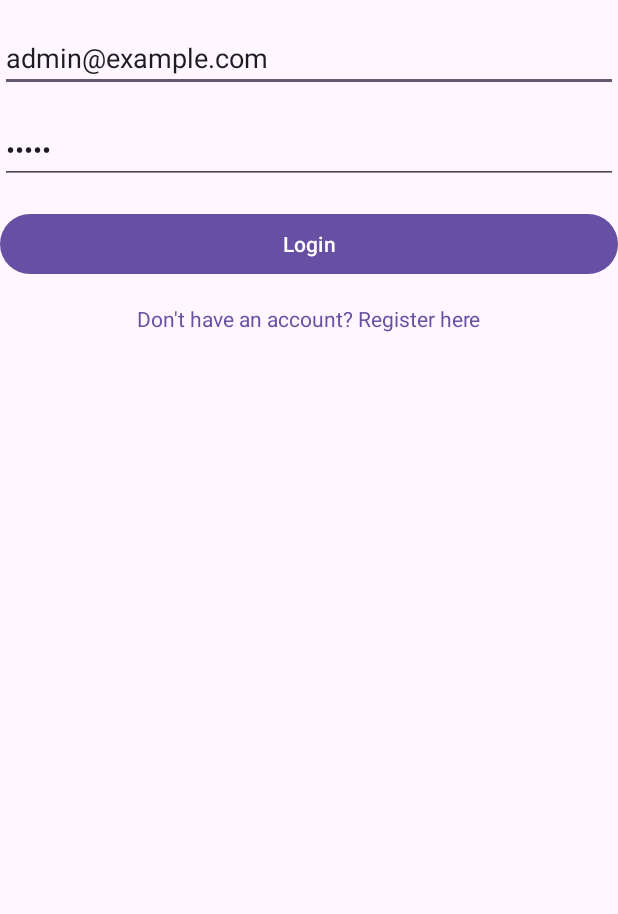
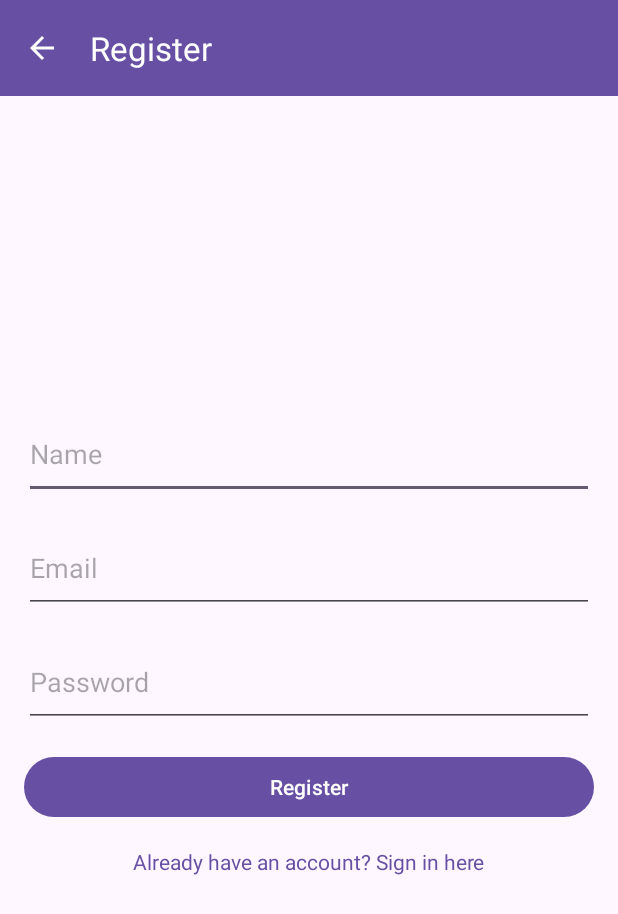
Before and after one commit to cjottas002/MarketPulse, an Android app: the screen it shows after launch (LoginActivity before the commit, RegisterActivity after it), after a tap on "Don't have an account? Register here", on a phone screen of 412 x 824 dp. Shown: the top 914 px of the screen. Run offline under Robolectric (Android 15) with nearby library versions, the phone set to English and light mode, and no system bars; our stand-ins replace Dagger/Hilt's generated code, Room's generated code.

Commit message:
RegisterActivity and LoginActivity modified

```diff
--- a/app/src/main/java/es/market/pulse/ui/activities/LoginActivity.kt
+++ b/app/src/main/java/es/market/pulse/ui/activities/LoginActivity.kt
@@ -1,60 +1,42 @@
 package es.market.pulse.ui.activities
 
-import android.content.Intent
 import android.os.Bundle
-import android.widget.Toast
-import androidx.activity.enableEdgeToEdge
-import androidx.activity.viewModels
 import androidx.appcompat.app.AppCompatActivity
 import androidx.core.view.ViewCompat
 import androidx.core.view.WindowInsetsCompat
-import androidx.lifecycle.lifecycleScope
 import dagger.hilt.android.AndroidEntryPoint
 import es.market.pulse.R
-import es.market.pulse.database.MarketPulseDatabase
 import es.market.pulse.databinding.ActivityLoginBinding
-import es.market.pulse.repository.UserRepository
-import es.market.pulse.ui.viewmodels.LoginViewModel
-import es.market.pulse.ui.viewmodels.ViewModelFactory
-import kotlinx.coroutines.launch
+import es.market.pulse.ui.fragments.LoginFragment
 
 @AndroidEntryPoint
 class LoginActivity : AppCompatActivity() {
 
     private lateinit var binding: ActivityLoginBinding
-    private val loginViewModel: LoginViewModel by viewModels()
 
     override fun onCreate(savedInstanceState: Bundle?) {
         super.onCreate(savedInstanceState)
         binding = ActivityLoginBinding.inflate(layoutInflater)
         setContentView(binding.root)
-
-        loginViewModel.email.value = "admin@example.com"
-        loginViewModel.password.value = "admin"
-
-        binding.user = loginViewModel
-        binding.lifecycleOwner = this
-
-        binding.loginButton.setOnClickListener {
-            val email = binding.emailEditText.text.toString()
-            val password = binding.passwordEditText.text.toString()
-
-            lifecycleScope.launch {
-                val isSuccess = loginViewModel.login(email, password)
-
-                if (isSuccess) {
-                    startActivity(Intent(this@LoginActivity, MainActivity::class.java))
-                    finish()
-                    // Navega a la pantalla principal
-                } else {
-                    Toast.makeText(this@LoginActivity, "Login failed", Toast.LENGTH_SHORT).show()
-                }
-            }
+        ViewCompat.setOnApplyWindowInsetsListener(findViewById(binding.flMainLogin.id)) { v, insets ->
+            val systemBars = insets.getInsets(WindowInsetsCompat.Type.systemBars())
+            v.setPadding(systemBars.left, systemBars.top, systemBars.right, systemBars.bottom)
+            insets
         }
 
-        binding.registerTextView.setOnClickListener {
-//            startActivity(Intent(this, RegisterActivity::class.java))
-        }
+        initToolbar()
+        loadFragment()
+    }
+
+    private fun initToolbar() {
+        setSupportActionBar(binding.tlLogin.root)
+        supportActionBar?.title = "Login"
 
     }
+
+    private fun loadFragment() {
+        val transaction = supportFragmentManager.beginTransaction()
+        transaction.replace(R.id.fl_main_login, LoginFragment())
+        transaction.commit()
+    }
 }
--- /dev/null
+++ b/app/src/main/java/es/market/pulse/ui/activities/RegisterActivity.kt
@@ -0,0 +1,56 @@
+package es.market.pulse.ui.activities
+
+import android.app.Activity
+import android.content.Intent
+import android.os.Bundle
+import androidx.appcompat.app.AppCompatActivity
+import androidx.core.view.ViewCompat
+import androidx.core.view.WindowInsetsCompat
+import dagger.hilt.android.AndroidEntryPoint
+import es.market.pulse.R
+import es.market.pulse.databinding.ActivityRegisterBinding
+import es.market.pulse.ui.fragments.RegisterFragment
+
+@AndroidEntryPoint
+class RegisterActivity : AppCompatActivity() {
+
+    private lateinit var binding: ActivityRegisterBinding
+
+    override fun onCreate(savedInstanceState: Bundle?) {
+        super.onCreate(savedInstanceState)
+        binding = ActivityRegisterBinding.inflate(layoutInflater)
+        setContentView(binding.root)
+        ViewCompat.setOnApplyWindowInsetsListener(findViewById(binding.llMainRegister.id)) { v, insets ->
+            val systemBars = insets.getInsets(WindowInsetsCompat.Type.systemBars())
+            v.setPadding(systemBars.left, systemBars.top, systemBars.right, systemBars.bottom)
+            insets
+        }
+
+        initToolbar()
+        loadFragment()
+        setupListeners()
+    }
+
+
+    private fun initToolbar() {
+        setSupportActionBar(binding.tlRegister.root)
+        supportActionBar?.title = "Register"
+        supportActionBar?.setDisplayHomeAsUpEnabled(true)
+        supportActionBar?.setHomeAsUpIndicator(R.drawable.arrow_back_24)
+    }
+
+    private fun loadFragment() {
+        val transaction = supportFragmentManager.beginTransaction()
+        transaction.replace(R.id.fl_register, RegisterFragment())
+        transaction.commit()
+    }
+    private fun setupListeners() {
+
+        binding.tlRegister.root.setNavigationOnClickListener {
+            val returnIntent = Intent()
+            setResult(Activity.RESULT_CANCELED, returnIntent)
+            finish()
+        }
+
+    }
+}
--- /dev/null
+++ b/app/src/main/java/es/market/pulse/ui/fragments/LoginFragment.kt
@@ -0,0 +1,93 @@
+package es.market.pulse.ui.fragments
+
+import android.app.Activity
+import android.content.Intent
+import android.os.Bundle
+import android.view.LayoutInflater
+import android.view.View
+import android.view.ViewGroup
+import android.widget.Toast
+import androidx.activity.result.ActivityResultLauncher
+import androidx.fragment.app.Fragment
+import androidx.fragment.app.viewModels
+import androidx.lifecycle.lifecycleScope
+import androidx.activity.result.contract.ActivityResultContracts
+import dagger.hilt.android.AndroidEntryPoint
+import es.market.pulse.databinding.FragmentLoginBinding
+import es.market.pulse.ui.activities.MainActivity
+import es.market.pulse.ui.activities.RegisterActivity
+import es.market.pulse.ui.viewmodels.LoginViewModel
+import kotlinx.coroutines.launch
+
+@AndroidEntryPoint
+class LoginFragment : Fragment() {
+
+    private var _binding: FragmentLoginBinding? = null
+    private val binding get() = _binding!!
+    private val loginViewModel: LoginViewModel by viewModels()
+
+    private lateinit var activityResultLauncher: ActivityResultLauncher<Intent>
+
+    override fun onCreateView(
+        inflater: LayoutInflater, container: ViewGroup?,
+        savedInstanceState: Bundle?
+    ): View? {
+        _binding = FragmentLoginBinding.inflate(inflater, container, false)
+        return binding.root
+    }
+
+    override fun onViewCreated(view: View, savedInstanceState: Bundle?) {
+        super.onViewCreated(view, savedInstanceState)
+
+        init()
+        setupListeners()
+    }
+
+    private fun init() {
+        loginViewModel.email.value = "admin@example.com"
+        loginViewModel.password.value = "admin"
+
+        binding.user = loginViewModel
+        binding.lifecycleOwner = viewLifecycleOwner
+    }
+
+    private fun setupListeners() {
+
+        binding.bLogin.setOnClickListener {
+            val email = binding.etEmail.text.toString()
+            val password = binding.etPassword.text.toString()
+
+            lifecycleScope.launch {
+                val isSuccess = loginViewModel.login(email, password)
+
+                if (isSuccess) {
+                    startActivity(Intent(requireContext(), MainActivity::class.java))
+                    requireActivity().finish()
+                } else {
+                    Toast.makeText(context, "Login failed", Toast.LENGTH_SHORT).show()
+                }
+            }
+        }
+
+        activityResultLauncher = registerForActivityResult(ActivityResultContracts.StartActivityForResult()) { result ->
+            if (result.resultCode == Activity.RESULT_OK && result.data != null) {
+                val data = result.data
+                val username = data?.getStringExtra("email") ?: ""
+                val password = data?.getStringExtra("password") ?: ""
+
+                binding.etEmail.setText(username)
+                binding.etPassword.setText(password)
+            }
+        }
+
+        binding.twRegister.setOnClickListener {
+            val intent = Intent(requireContext(), RegisterActivity::class.java)
+            activityResultLauncher.launch(intent)
+        }
+    }
+
+    override fun onDestroyView() {
+        super.onDestroyView()
+        _binding = null
+    }
+}
--- /dev/null
+++ b/app/src/main/java/es/market/pulse/ui/fragments/RegisterFragment.kt
@@ -0,0 +1,65 @@
+package es.market.pulse.ui.fragments
+
+import android.content.Intent
+import android.os.Bundle
+import android.view.LayoutInflater
+import android.view.MenuItem
+import android.view.View
+import android.view.ViewGroup
+import android.widget.Toast
+import androidx.appcompat.app.AppCompatActivity
+import androidx.fragment.app.Fragment
+import androidx.fragment.app.viewModels
+import androidx.lifecycle.lifecycleScope
+import es.market.pulse.databinding.FragmentRegisterBinding
+import es.market.pulse.ui.activities.LoginActivity
+import es.market.pulse.ui.viewmodels.RegisterViewModel
+import kotlinx.coroutines.launch
+
+
+class RegisterFragment : Fragment() {
+    private var _binding: FragmentRegisterBinding? = null
+    private val binding get() = _binding!!
+
+    private val registerViewModel: RegisterViewModel by viewModels()
+
+    override fun onCreateView(inflater: LayoutInflater, container: ViewGroup?, savedInstanceState: Bundle?): View? {
+        _binding = FragmentRegisterBinding.inflate(inflater, container, false)
+        return binding.root
+    }
+
+    override fun onViewCreated(view: View, savedInstanceState: Bundle?) {
+        super.onViewCreated(view, savedInstanceState)
+        setupListeners()
+    }
+
+    private fun setupListeners() {
+
+        binding.bRegister.setOnClickListener {
+            val name = binding.etName.text.toString()
+            val email = binding.etEmail.text.toString()
+            val password = binding.etPassword.text.toString()
+
+            lifecycleScope.launch {
+                val isRegistered = registerViewModel.register(name, email, password)
+                if (isRegistered) {
+                    val intent = Intent(requireContext(), LoginActivity::class.java)
+                    startActivity(intent)
+                    requireActivity().finish()
+                } else {
+                    Toast.makeText(context, "Registration Failed", Toast.LENGTH_SHORT).show()
+                }
+            }
+        }
+
+        binding.twLogin.setOnClickListener {
+            requireActivity().finish()
+        }
+
+    }
+
+    override fun onDestroyView() {
+        super.onDestroyView()
+        _binding = null
+    }
+}
--- a/app/src/main/java/es/market/pulse/ui/viewmodels/LoginViewModel.kt
+++ b/app/src/main/java/es/market/pulse/ui/viewmodels/LoginViewModel.kt
@@ -4,7 +4,7 @@ import androidx.lifecycle.MutableLiveData
 import androidx.lifecycle.ViewModel
 import dagger.hilt.android.lifecycle.HiltViewModel
 import es.market.pulse.repository.UserRepository
-import es.market.pulse.utils.StringValidator
+import es.market.pulse.utils.Helpers
 import kotlinx.coroutines.Dispatchers
 import kotlinx.coroutines.withContext
 import javax.inject.Inject
@@ -18,7 +18,7 @@ class LoginViewModel @Inject constructor(private val userRepository: UserReposit
     suspend fun login(email: String, password: String): Boolean {
         return withContext(Dispatchers.IO) {
             val user = userRepository.getUserByEmail(email)
-            user != null && StringValidator.verifyPassword(password, user.passwordHash)
+            user != null && Helpers.verifyPassword(password, user.passwordHash)
         }
     }
 }
--- a/app/src/main/java/es/market/pulse/utils/StringValidator.kt
+++ b/app/src/main/java/es/market/pulse/utils/Helpers.kt
@@ -3,7 +3,7 @@ package es.market.pulse.utils
 import java.security.MessageDigest
 import java.security.NoSuchAlgorithmException
 
-object StringValidator {
+object Helpers {
 
     fun hashPassword(password: String): String {
         return try {
--- /dev/null
+++ b/app/src/main/res/drawable/arrow_back_24.xml
@@ -0,0 +1,13 @@
+<vector xmlns:android="http://schemas.android.com/apk/res/android"
+    android:width="24dp"
+    android:height="24dp"
+    android:autoMirrored="true"
+    android:tint="#FFFFFF"
+    android:viewportWidth="24"
+    android:viewportHeight="24">
+
+    <path
+        android:fillColor="@android:color/white"
+        android:pathData="M20,11H7.83l5.59,-5.59L12,4l-8,8 8,8 1.41,-1.41L7.83,13H20v-2z" />
+
+</vector>
--- a/app/src/main/res/layout/activity_login.xml
+++ b/app/src/main/res/layout/activity_login.xml
@@ -1,61 +1,20 @@
-<layout xmlns:android="http://schemas.android.com/apk/res/android"
-    xmlns:app="http://schemas.android.com/apk/res-auto">
+<?xml version="1.0" encoding="utf-8"?>
+<LinearLayout xmlns:android="http://schemas.android.com/apk/res/android"
+    android:layout_width="match_parent"
+    android:layout_height="match_parent"
+    xmlns:tools="http://schemas.android.com/tools"
+    android:orientation="vertical"
+    tools:context=".ui.activities.LoginActivity">
 
-    <data>
-        <variable
-            name="user"
-            type="es.market.pulse.ui.viewmodels.LoginViewModel" />
-    </data>
-    <androidx.constraintlayout.widget.ConstraintLayout
+    <include
+        android:id="@+id/tl_login"
+        layout="@layout/toolbar"
+        android:visibility="gone"/>
+
+    <FrameLayout
+        android:id="@+id/fl_main_login"
         android:layout_width="match_parent"
-        android:layout_height="match_parent">
+        android:layout_height="match_parent"
+        android:padding="16dp" />
 
-        <EditText
-            android:id="@+id/email_edit_text"
-            android:layout_width="0dp"
-            android:layout_height="wrap_content"
-            android:hint="Email"
-            app:layout_constraintTop_toTopOf="parent"
-            app:layout_constraintStart_toStartOf="parent"
-            app:layout_constraintEnd_toEndOf="parent"
-            android:layout_marginTop="16dp"
-            android:text="@{user.email}" />
-
-
-        <EditText
-            android:id="@+id/password_edit_text"
-            android:layout_width="0dp"
-            android:layout_height="wrap_content"
-            android:hint="Password"
-            android:inputType="textPassword"
-            app:layout_constraintTop_toBottomOf="@id/email_edit_text"
-            app:layout_constraintStart_toStartOf="parent"
-            app:layout_constraintEnd_toEndOf="parent"
-            android:layout_marginTop="16dp"
-            android:text="@{user.password}" />
-
-        <Button
-            android:id="@+id/login_button"
-            android:layout_width="0dp"
-            android:layout_height="wrap_content"
-            android:text="Login"
-            app:layout_constraintTop_toBottomOf="@id/password_edit_text"
-            app:layout_constraintStart_toStartOf="parent"
-            app:layout_constraintEnd_toEndOf="parent"
-            android:layout_marginTop="16dp" />
-
-        <TextView
-            android:id="@+id/register_text_view"
-            android:layout_width="wrap_content"
-            android:layout_height="wrap_content"
-            android:text="Don't have an account? Register here"
-            android:textColor="?attr/colorPrimary"
-            app:layout_constraintTop_toBottomOf="@id/login_button"
-            app:layout_constraintStart_toStartOf="parent"
-            app:layout_constraintEnd_toEndOf="parent"
-            android:layout_marginTop="16dp"
-            android:clickable="true"
-            android:focusable="true" />
-
-    </androidx.constraintlayout.widget.ConstraintLayout>
-</layout>
+</LinearLayout>
--- /dev/null
+++ b/app/src/main/res/layout/activity_register.xml
@@ -0,0 +1,23 @@
+<?xml version="1.0" encoding="utf-8"?>
+<LinearLayout xmlns:android="http://schemas.android.com/apk/res/android"
+    xmlns:tools="http://schemas.android.com/tools"
+    android:id="@+id/ll_main_register"
+    android:layout_width="match_parent"
+    android:layout_height="match_parent"
+    android:orientation="vertical"
+    tools:context=".ui.activities.RegisterActivity">
+
+    <include
+        android:id="@+id/tl_register"
+        layout="@layout/toolbar"
+        android:layout_width="match_parent"
+        android:layout_height="wrap_content"
+        />
+
+    <FrameLayout
+        android:id="@+id/fl_register"
+        android:layout_width="match_parent"
+        android:layout_height="0dp"
+        android:layout_weight="1" />
+
+</LinearLayout>
--- /dev/null
+++ b/app/src/main/res/layout/fragment_register.xml
@@ -0,0 +1,61 @@
+<?xml version="1.0" encoding="utf-8"?>
+<FrameLayout xmlns:android="http://schemas.android.com/apk/res/android"
+    xmlns:tools="http://schemas.android.com/tools"
+    android:layout_width="match_parent"
+    android:layout_height="match_parent"
+    tools:context=".ui.fragments.RegisterFragment">
+
+    <LinearLayout
+        android:layout_width="match_parent"
+        android:layout_height="match_parent"
+        android:gravity="center"
+        android:orientation="vertical"
+        android:padding="16dp">
+
+        <EditText
+            android:id="@+id/et_name"
+            android:layout_width="match_parent"
+            android:layout_height="60dp"
+            android:layout_marginBottom="16dp"
+            android:autofillHints=""
+            android:hint="@string/name_hint"
+            android:inputType="textPersonName" />
+
+        <EditText
+            android:id="@+id/et_email"
+            android:layout_width="match_parent"
+            android:layout_height="60dp"
+            android:layout_marginBottom="16dp"
+            android:autofillHints=""
+            android:hint="@string/email_hint"
+            android:inputType="textEmailAddress" />
+
+        <EditText
+            android:id="@+id/et_password"
+            android:layout_width="match_parent"
+            android:layout_height="60dp"
+            android:layout_marginBottom="16dp"
+            android:autofillHints=""
+            android:hint="@string/password_hint"
+            android:inputType="textPassword" />
+
+        <Button
+            android:id="@+id/b_register"
+            android:layout_width="match_parent"
+            android:layout_height="wrap_content"
+            android:text="@string/register_button" />
+
+        <TextView
+            android:id="@+id/tw_login"
+            android:layout_width="wrap_content"
+            android:layout_height="50dp"
+            android:layout_gravity="center"
+            android:layout_marginTop="16dp"
+            android:clickable="true"
+            android:focusable="true"
+            android:text="@string/login_prompt"
+            android:textColor="?attr/colorPrimary" />
+
+    </LinearLayout>
+
+</FrameLayout>
--- /dev/null
+++ b/app/src/main/res/layout/toolbar.xml
@@ -0,0 +1,10 @@
+<?xml version="1.0" encoding="utf-8"?>
+<androidx.appcompat.widget.Toolbar xmlns:android="http://schemas.android.com/apk/res/android"
+    android:id="@+id/toolbar"
+    android:layout_width="match_parent"
+    android:layout_height="?attr/actionBarSize"
+    android:background="?attr/colorPrimary"
+    android:elevation="4dp"
+    android:theme="@style/ThemeOverlay.AppCompat.Dark.ActionBar"
+    android:popupTheme="@style/ThemeOverlay.AppCompat.Light"
+    android:navigationIcon="@drawable/arrow_back_24" />
--- a/app/src/main/res/values/strings.xml
+++ b/app/src/main/res/values/strings.xml
@@ -1,3 +1,13 @@
 <resources>
-    <string name="app_name">MarketPulse</string>
+    <string name="app_name">Market Pulse</string>
+    <string name="name_hint">Name</string>
+    <string name="email_hint">Email</string>
+    <string name="password_hint">Password</string>
+    <string name="register_button">Register</string>
+    <string name="login_prompt">Already have an account? Sign in here</string>
+    <string name="login_failed">Login failed</string>
+    <string name="login_button">Login</string>
+    <string name="register_prompt">Don\'t have an account? Register here</string>
+    <!-- TODO: Remove or change this placeholder text -->
+    <string name="hello_blank_fragment">Hello blank fragment</string>
 </resources>
```
Also changed, not shown: app/src/main/AndroidManifest.xml (+5 -7 lines), app/src/main/java/es/market/pulse/database/MarketPulseDatabase.kt (+6 -7 lines), app/src/main/java/es/market/pulse/ui/viewmodels/RegisterViewModel.kt (added, +34 -0 lines), app/src/main/java/es/market/pulse/ui/viewmodels/ViewModelFactory.kt (deleted, +0 -32 lines), app/src/main/java/es/market/pulse/utils/RoleType.kt (added, +7 -0 lines), app/src/main/res/layout/fragment_login.xml (added, +55 -0 lines), 1 other file.
